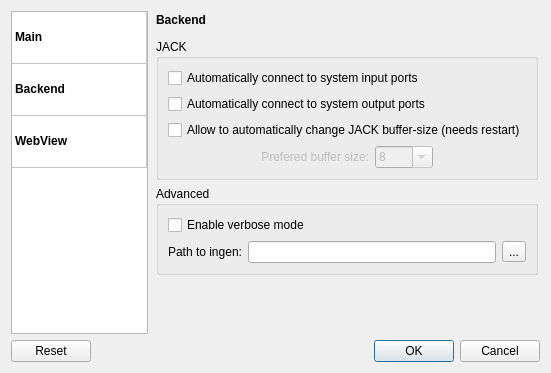
mod-audio/mod-app-legacy, file resources/ui/mod_settings.ui: the form before one commit.
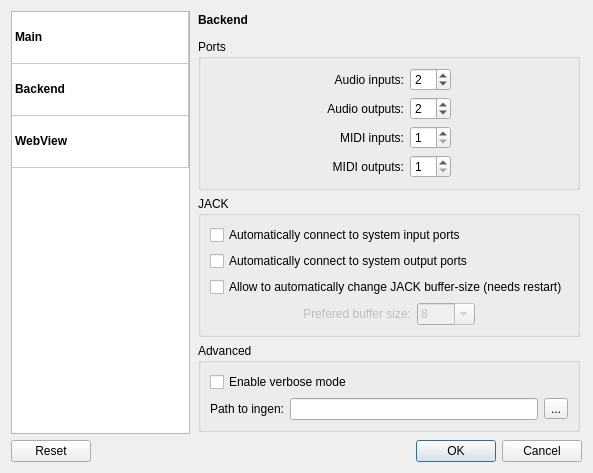
The form after the commit. The open tabs and pages were chosen to show the change. Icons and pictures are not drawn.

Commit message: Add options to set num of audio/midi ins/outs

Patch:
```diff
--- a/resources/ui/mod_settings.ui
+++ b/resources/ui/mod_settings.ui
@@ -6,8 +6,8 @@
    <rect>
     <x>0</x>
     <y>0</y>
-    <width>551</width>
-    <height>373</height>
+    <width>593</width>
+    <height>461</height>
    </rect>
   </property>
   <property name="minimumSize">
@@ -339,6 +339,211 @@
            </item>
           </layout>
          </item>
+         <item>
+          <widget class="QGroupBox" name="groupBox">
+           <property name="title">
+            <string>Ports</string>
+           </property>
+           <layout class="QGridLayout" name="gridLayout">
+            <item row="1" column="3">
+             <spacer name="horizontalSpacer_3">
+              <property name="orientation">
+               <enum>Qt::Horizontal</enum>
+              </property>
+              <property name="sizeType">
+               <enum>QSizePolicy::Expanding</enum>
+              </property>
+              <property name="sizeHint" stdset="0">
+               <size>
+                <width>20</width>
+                <height>20</height>
+               </size>
+              </property>
+             </spacer>
+            </item>
+            <item row="0" column="3">
+             <spacer name="horizontalSpacer_2">
+              <property name="orientation">
+               <enum>Qt::Horizontal</enum>
+              </property>
+              <property name="sizeType">
+               <enum>QSizePolicy::Expanding</enum>
+              </property>
+              <property name="sizeHint" stdset="0">
+               <size>
+                <width>20</width>
+                <height>20</height>
+               </size>
+              </property>
+             </spacer>
+            </item>
+            <item row="2" column="3">
+             <spacer name="horizontalSpacer_4">
+              <property name="orientation">
+               <enum>Qt::Horizontal</enum>
+              </property>
+              <property name="sizeType">
+               <enum>QSizePolicy::Expanding</enum>
+              </property>
+              <property name="sizeHint" stdset="0">
+               <size>
+                <width>20</width>
+                <height>20</height>
+               </size>
+              </property>
+             </spacer>
+            </item>
+            <item row="1" column="1">
+             <widget class="QLabel" name="label_backend_audio_outs">
+              <property name="text">
+               <string>Audio outputs:</string>
+              </property>
+              <property name="alignment">
+               <set>Qt::AlignRight|Qt::AlignTrailing|Qt::AlignVCenter</set>
+              </property>
+             </widget>
+            </item>
+            <item row="0" column="1">
+             <widget class="QLabel" name="label_backend_audio_ins">
+              <property name="text">
+               <string>Audio inputs:</string>
+              </property>
+              <property name="alignment">
+               <set>Qt::AlignRight|Qt::AlignTrailing|Qt::AlignVCenter</set>
+              </property>
+             </widget>
+            </item>
+            <item row="0" column="2">
+             <widget class="QSpinBox" name="sb_backend_audio_ins">
+              <property name="maximum">
+               <number>16</number>
+              </property>
+              <property name="value">
+               <number>2</number>
+              </property>
+             </widget>
+            </item>
+            <item row="3" column="1">
+             <widget class="QLabel" name="label_backend_midi_outs">
+              <property name="text">
+               <string>MIDI outputs:</string>
+              </property>
+              <property name="alignment">
+               <set>Qt::AlignRight|Qt::AlignTrailing|Qt::AlignVCenter</set>
+              </property>
+             </widget>
+            </item>
+            <item row="3" column="3">
+             <spacer name="horizontalSpacer_6">
+              <property name="orientation">
+               <enum>Qt::Horizontal</enum>
+              </property>
+              <property name="sizeType">
+               <enum>QSizePolicy::Expanding</enum>
+              </property>
+              <property name="sizeHint" stdset="0">
+               <size>
+                <width>20</width>
+                <height>20</height>
+               </size>
+              </property>
+             </spacer>
+            </item>
+            <item row="2" column="1">
+             <widget class="QLabel" name="label_backend_midi_ins">
+              <property name="text">
+               <string>MIDI inputs:</string>
+              </property>
+              <property name="alignment">
+               <set>Qt::AlignRight|Qt::AlignTrailing|Qt::AlignVCenter</set>
+              </property>
+             </widget>
+            </item>
+            <item row="1" column="2">
+             <widget class="QSpinBox" name="sb_backend_audio_outs">
+              <property name="maximum">
+               <number>16</number>
+              </property>
+              <property name="value">
+               <number>2</number>
+              </property>
+             </widget>
+            </item>
+            <item row="2" column="2">
+             <widget class="QSpinBox" name="sb_backend_midi_ins">
+              <property name="minimum">
+               <number>1</number>
+              </property>
+              <property name="maximum">
+               <number>4</number>
+              </property>
+             </widget>
+            </item>
+            <item row="3" column="2">
+             <widget class="QSpinBox" name="sb_backend_midi_outs">
+              <property name="minimum">
+               <number>1</number>
+              </property>
+              <property name="maximum">
+               <number>4</number>
+              </property>
+             </widget>
+            </item>
+            <item row="0" column="0">
+             <spacer name="horizontalSpacer_7">
+              <property name="orientation">
+               <enum>Qt::Horizontal</enum>
+              </property>
+              <property name="sizeHint" stdset="0">
+               <size>
+                <width>20</width>
+                <height>20</height>
+               </size>
+              </property>
+             </spacer>
+            </item>
+            <item row="1" column="0">
+             <spacer name="horizontalSpacer_8">
+              <property name="orientation">
+               <enum>Qt::Horizontal</enum>
+              </property>
+              <property name="sizeHint" stdset="0">
+               <size>
+                <width>20</width>
+                <height>20</height>
+               </size>
+              </property>
+             </spacer>
+            </item>
+            <item row="2" column="0">
+             <spacer name="horizontalSpacer_10">
+              <property name="orientation">
+               <enum>Qt::Horizontal</enum>
+              </property>
+              <property name="sizeHint" stdset="0">
+               <size>
+                <width>20</width>
+                <height>20</height>
+               </size>
+              </property>
+             </spacer>
+            </item>
+            <item row="3" column="0">
+             <spacer name="horizontalSpacer_14">
+              <property name="orientation">
+               <enum>Qt::Horizontal</enum>
+              </property>
+              <property name="sizeHint" stdset="0">
+               <size>
+                <width>20</width>
+                <height>20</height>
+               </size>
+              </property>
+             </spacer>
+            </item>
+           </layout>
+          </widget>
+         </item>
          <item>
           <widget class="QGroupBox" name="group_host_jack">
            <property name="title">
```
The commit also changes 3 other files.
